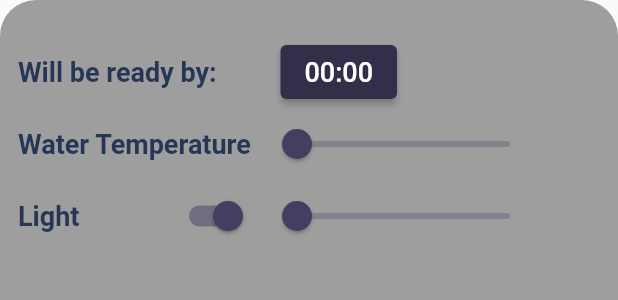
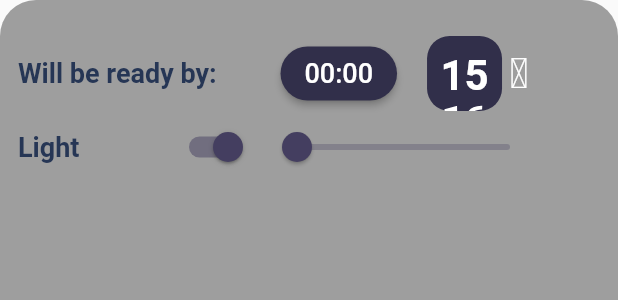
Before and after one commit to denissavishchev/parallax_city, a Flutter app: the ScreenBathWidget widget shown alone on an empty page, opened directly, on a phone screen of 412 x 824 dp. Shown: the top 300 px of the screen. Run offline on Flutter 3.47's test engine with Material 2 defaults, Android fonts, the phone set to English and light mode, and no system bars.

Commit message:
clock screens

```diff
--- a/lib/constants.dart
+++ b/lib/constants.dart
@@ -4,3 +4,6 @@ const Color kLightPurple = Color(0xff443e60);
 const Color kDark = Color(0xff2a3348);
 const Color kDarkPurple = Color(0xff312f4a);
 const Color kDarkText = Color(0xff263655);
+
+final ButtonStyle timeButtonStyle = ElevatedButton.styleFrom(backgroundColor: kDarkPurple,
+    shape: const RoundedRectangleBorder(borderRadius: BorderRadius.all(Radius.circular(30))));
--- a/lib/selected_screens/screen_bath_widget.dart
+++ b/lib/selected_screens/screen_bath_widget.dart
@@ -10,14 +10,14 @@ class ScreenBathWidget extends StatefulWidget {
 }
 
 class _ScreenBathWidgetState extends State<ScreenBathWidget> {
-
   double _sliderLightBath = 0;
+  int _temperature = 33;
   bool _switchLightBath = true;
   TimeOfDay _timeWaterStart = const TimeOfDay(hour: 00, minute: 00);
 
+
   @override
   Widget build(BuildContext context) {
-
     final timeWaterStartHour = _timeWaterStart.hour.toString().padLeft(2, '0');
     final timeWaterStartMin = _timeWaterStart.minute.toString().padLeft(2, '0');
 
@@ -38,54 +38,76 @@ class _ScreenBathWidgetState extends State<ScreenBathWidget> {
                 children: [
                   const SizedBox(
                     width: 160,
-                        child: Text('Will be ready by:',
+                    child: Text(
+                      'Will be ready by:',
                       style: TextStyle(
                           color: kDarkText,
                           fontWeight: FontWeight.bold,
-                              fontSize: 18),),
+                          fontSize: 18),
                     ),
-                      const SizedBox(width: 15,),
+                  ),
+                  const SizedBox(
+                    width: 15,
+                  ),
                   ElevatedButton(
                     onPressed: () async {
                       TimeOfDay? newTime = await showTimePicker(
-                            context: context, initialTime: _timeWaterStart,);
+                        context: context,
+                        initialTime: _timeWaterStart,
+                      );
                       if (newTime == null) return;
                       setState(() {
                         _timeWaterStart = newTime;
                       });
                     },
-                        style:
-                        ElevatedButton.styleFrom(backgroundColor: kDarkPurple),
+                    style: timeButtonStyle,
                     child: Text(
                       '$timeWaterStartHour:$timeWaterStartMin',
                       style: const TextStyle(color: Colors.white, fontSize: 18),
                     ),
                   ),
+                  const SizedBox(
+                    width: 20,
+                  ),
+                  Container(
+                    width: 50,
+                    height: 50,
+                    decoration: const BoxDecoration(
+                      color: kDarkPurple,
+                      borderRadius: BorderRadius.all(Radius.circular(15)),
+                    ),
+                    child: ListWheelScrollView.useDelegate(
+                      itemExtent: 30,
+                      perspective: 0.005,
+                      diameterRatio: 2,
+                      onSelectedItemChanged: (value) {
+                        _temperature = value;
+                      },
+                      physics: const FixedExtentScrollPhysics(),
+                      childDelegate: ListWheelChildBuilderDelegate(
+                          childCount: 41,
+                          builder: (context, index) {
+                            return Text(
+                              '${index + 15}',
+                              style: const TextStyle(
+                                  color: Colors.white,
+                                  fontSize: 28,
+                                  fontWeight: FontWeight.bold),
+                            );
+                          }),
+                    ),
+                  ),
+                  const SizedBox(
+                    width: 5,
+                  ),
+                  const Text(
+                    '\u2103',
+                    style: TextStyle(
+                        color: Colors.white,
+                        fontSize: 28,
+                        fontWeight: FontWeight.bold),
+                  ),
                   const Spacer()
-                    ],
-                  ),
-                  Row(
-                    children: [
-                      const SizedBox(
-                        width: 160,
-                        child: Text('Water Temperature',
-                          style: TextStyle(
-                              color: kDarkText,
-                              fontWeight: FontWeight.bold,
-                              fontSize: 18),),
-                      ),
-                      Slider.adaptive(
-                          min: 0,
-                          max: 100,
-                          value: _sliderLightBath,
-                          divisions: 100,
-                          activeColor: kLightPurple,
-                          inactiveColor: kLightPurple.withOpacity(0.3),
-                          onChanged: (double value) {
-                            setState(() {
-                              _sliderLightBath = value;
-                            });
-                          }),
                 ],
               ),
               Row(
@@ -95,11 +117,13 @@ class _ScreenBathWidgetState extends State<ScreenBathWidget> {
                     child: Row(
                       mainAxisAlignment: MainAxisAlignment.spaceBetween,
                       children: [
-                            const Text('Light',
+                        const Text(
+                          'Light',
                           style: TextStyle(
                               color: kDarkText,
                               fontWeight: FontWeight.bold,
-                                  fontSize: 18),),
+                              fontSize: 18),
+                        ),
                         Switch.adaptive(
                             value: _switchLightBath,
                             activeColor: kLightPurple,
@@ -127,7 +151,6 @@ class _ScreenBathWidgetState extends State<ScreenBathWidget> {
                       }),
                 ],
               ),
-
             ],
           ),
         )),
```
Also changed, not shown: lib/selected_screens/screen_clock_widget.dart (+97 -5 lines), lib/selected_screens/screen_light_widget.dart (+6 -12 lines). Lines whose indentation alone changed are shown as unchanged.
